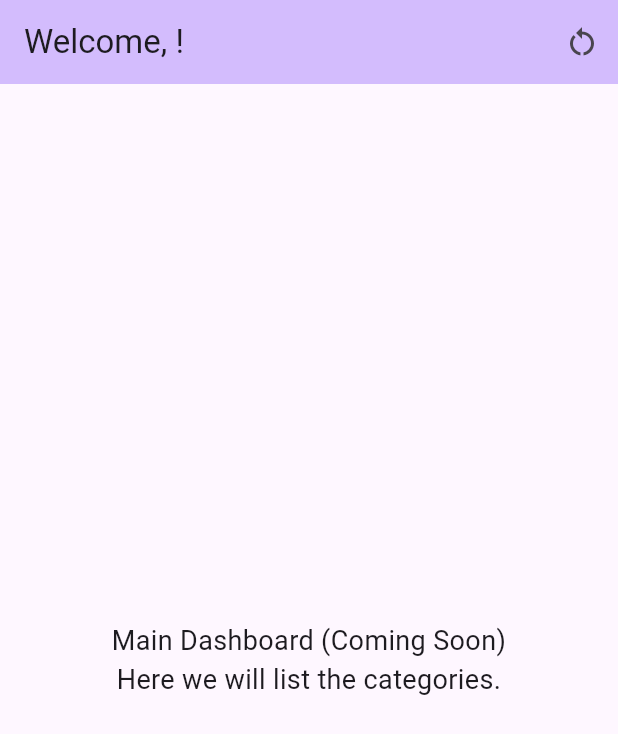
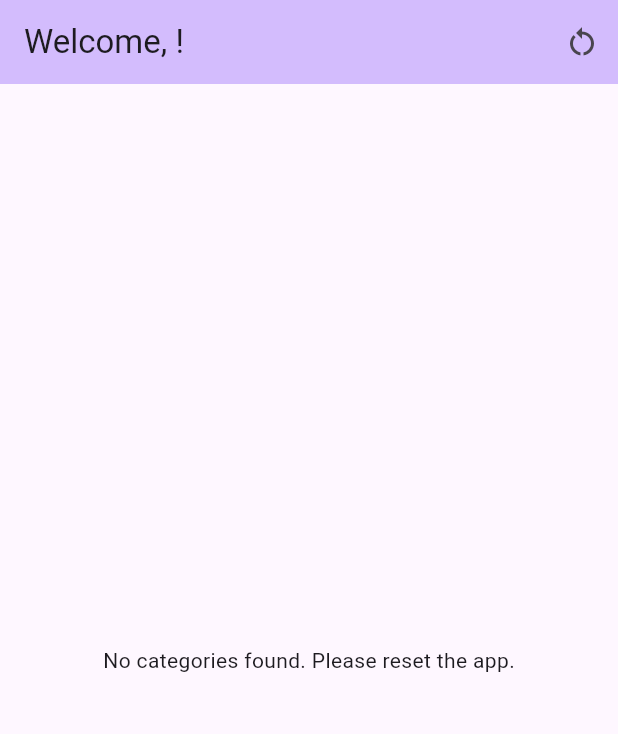
Before and after one commit to Rosales-Diego/Triviapp, a Flutter app: the DashboardScreen screen opened directly, on a phone screen of 412 x 824 dp. Shown: the top 734 px of the screen. Run offline on Flutter 3.47's test engine with Material 3 defaults, Android fonts, the phone set to English and light mode, and no system bars; our stand-ins replace shared_preferences, sqflite; accounts and stored records are empty.

Commit message:
feat: display categories list on dashboard from local database

```diff
--- a/lib/screens/dashboard_screen.dart
+++ b/lib/screens/dashboard_screen.dart
@@ -1,10 +1,44 @@
 import 'package:flutter/material.dart';
 import 'package:shared_preferences/shared_preferences.dart';
 import '../data/preferences_helper.dart';
-import 'onboarding_screen.dart'; // Add this import
+import '../data/database_helper.dart';
+import 'onboarding_screen.dart';
 
-class DashboardScreen extends StatelessWidget {
+class DashboardScreen extends StatefulWidget {
   const DashboardScreen({super.key});
+
+  @override
+  State<DashboardScreen> createState() => _DashboardScreenState();
+}
+
+class _DashboardScreenState extends State<DashboardScreen> {
+  // Future variable to hold our categories
+  late Future<List<Map<String, dynamic>>> _categoriesFuture;
+
+  @override
+  void initState() {
+    super.initState();
+    // Initialize the future when the screen loads
+    _loadCategories();
+  }
+
+  void _loadCategories() {
+    setState(() {
+      _categoriesFuture = DatabaseHelper.instance.getAllCategories();
+    });
+  }
+
+  // --- Debug Action ---
+  void _resetApp() async {
+    final prefs = await SharedPreferences.getInstance();
+    await prefs.clear(); // Clears all saved data
+
+    if (mounted) {
+      Navigator.of(context).pushReplacement(
+        MaterialPageRoute(builder: (context) => const OnboardingScreen()),
+      );
+    }
+  }
 
   @override
   Widget build(BuildContext context) {
@@ -13,31 +47,87 @@ class DashboardScreen extends StatelessWidget {
         title: Text('Welcome, ${PreferencesHelper.nickname}!'),
         backgroundColor: Theme.of(context).colorScheme.inversePrimary,
         actions: [
-          // DEBUG BUTTON: Resets the app to test Onboarding again
           IconButton(
             icon: const Icon(Icons.restart_alt),
             tooltip: 'Reset App (Debug)',
-            onPressed: () async {
-              final prefs = await SharedPreferences.getInstance();
-              await prefs.clear(); // Clears all saved data
-
-              if (context.mounted) {
-                Navigator.of(context).pushReplacement(
-                  MaterialPageRoute(
-                    builder: (context) => const OnboardingScreen(),
-                  ),
-                );
-              }
-            },
+            onPressed: _resetApp,
           ),
         ],
       ),
-      body: const Center(
-        child: Text(
-          'Main Dashboard (Coming Soon)\nHere we will list the categories.',
-          textAlign: TextAlign.center,
-          style: TextStyle(fontSize: 18),
-        ),
+      body: FutureBuilder<List<Map<String, dynamic>>>(
+        future: _categoriesFuture,
+        builder: (context, snapshot) {
+          // 1. Loading State
+          if (snapshot.connectionState == ConnectionState.waiting) {
+            return const Center(child: CircularProgressIndicator());
+          }
+
+          // 2. Error State
+          if (snapshot.hasError) {
+            return Center(
+              child: Text(
+                'Error loading categories:\n${snapshot.error}',
+                textAlign: TextAlign.center,
+                style: const TextStyle(color: Colors.red),
+              ),
+            );
+          }
+
+          // 3. Empty State (should not happen if Onboarding worked, but good practice)
+          if (!snapshot.hasData || snapshot.data!.isEmpty) {
+            return const Center(
+              child: Text('No categories found. Please reset the app.'),
+            );
+          }
+
+          // 4. Success State: Build the list
+          final categories = snapshot.data!;
+
+          return ListView.builder(
+            padding: const EdgeInsets.all(16.0),
+            itemCount: categories.length,
+            itemBuilder: (context, index) {
+              final category = categories[index];
+              final categoryName = category['name'];
+              final categoryId = category['category_id'];
+
+              return Card(
+                elevation: 2,
+                margin: const EdgeInsets.only(bottom: 12.0),
+                child: ListTile(
+                  contentPadding: const EdgeInsets.symmetric(
+                    horizontal: 16.0,
+                    vertical: 8.0,
+                  ),
+                  leading: CircleAvatar(
+                    backgroundColor: Theme.of(
+                      context,
+                    ).colorScheme.primaryContainer,
+                    child: const Icon(Icons.category, color: Colors.deepPurple),
+                  ),
+                  title: Text(
+                    categoryName,
+                    style: const TextStyle(fontWeight: FontWeight.bold),
+                  ),
+                  subtitle: const Text(
+                    'Tap to configure schedule & difficulty',
+                  ),
+                  trailing: const Icon(Icons.chevron_right),
+                  onTap: () {
+                    // TODO: Navigate to Category Configuration Screen
+                    ScaffoldMessenger.of(context).showSnackBar(
+                      SnackBar(
+                        content: Text(
+                          'Selected: $categoryName (ID: $categoryId)',
+                        ),
+                      ),
+                    );
+                  },
+                ),
+              );
+            },
+          );
+        },
       ),
     );
   }
```
Also changed, not shown: lib/data/database_helper.dart (+8 -0 lines).
